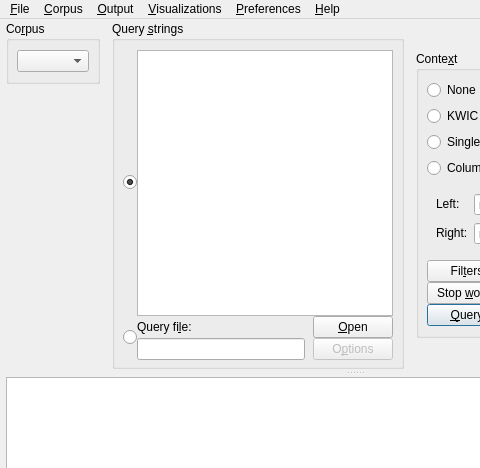
The window that coquery/gui/ui/coquery.ui (gkunter/coquery) describes before a commit, drawn with Qt 5; both pictures show x 0 to 480 and y 0 to 468 of the 709 by 593 pixel window.
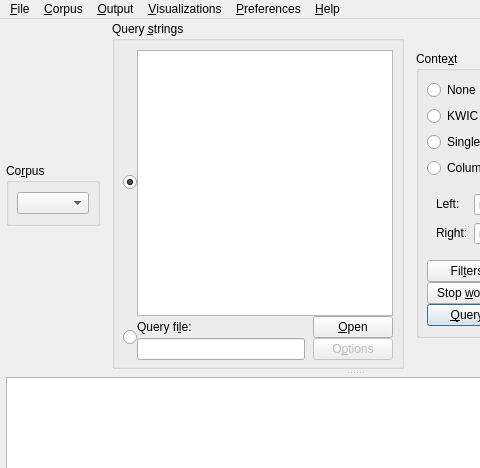
The same window after the commit. Icons and pictures are not drawn.

```diff
--- a/coquery/gui/ui/coquery.ui
+++ b/coquery/gui/ui/coquery.ui
@@ -45,7 +45,7 @@
          <verstretch>1</verstretch>
         </sizepolicy>
        </property>
-       <layout class="QHBoxLayout" name="horizontalLayout_7" stretch="0,0,0,0">
+       <layout class="QHBoxLayout" name="horizontalLayout_7" stretch="0,0,0,0,0">
         <property name="spacing">
          <number>12</number>
         </property>
@@ -53,10 +53,12 @@
          <number>0</number>
         </property>
         <item>
-         <layout class="QVBoxLayout" name="verticalLayout_3" stretch="0,0,1">
+         <layout class="QVBoxLayout" name="verticalLayout_3" stretch="">
           <property name="spacing">
            <number>0</number>
           </property>
+         </layout>
+        </item>
           <item>
            <widget class="QGroupBox" name="box_corpus_select">
             <property name="sizePolicy">
@@ -104,37 +106,6 @@
            </widget>
           </item>
           <item>
-           <spacer name="verticalSpacer_3">
-            <property name="orientation">
-             <enum>Qt::Vertical</enum>
-            </property>
-            <property name="sizeType">
-             <enum>QSizePolicy::Fixed</enum>
-            </property>
-            <property name="sizeHint" stdset="0">
-             <size>
-              <width>20</width>
-              <height>10</height>
-             </size>
-            </property>
-           </spacer>
-          </item>
-          <item>
-           <spacer name="verticalSpacer">
-            <property name="orientation">
-             <enum>Qt::Vertical</enum>
-            </property>
-            <property name="sizeHint" stdset="0">
-             <size>
-              <width>20</width>
-              <height>10</height>
-             </size>
-            </property>
-           </spacer>
-          </item>
-         </layout>
-        </item>
-        <item>
          <widget class="QGroupBox" name="box_input_settings">
           <property name="sizePolicy">
            <sizepolicy hsizetype="Expanding" vsizetype="Preferred">
```
Left out of the diff: 58 changed lines with no effect on the pictures. Lines whose indentation alone changed are shown as unchanged.
